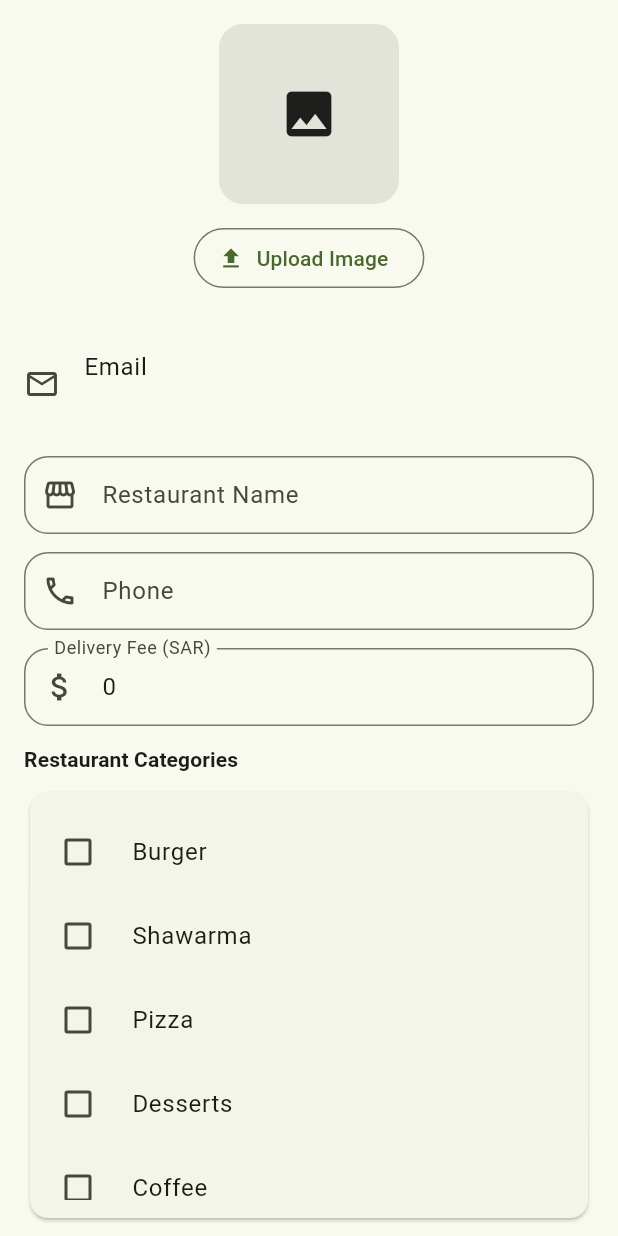
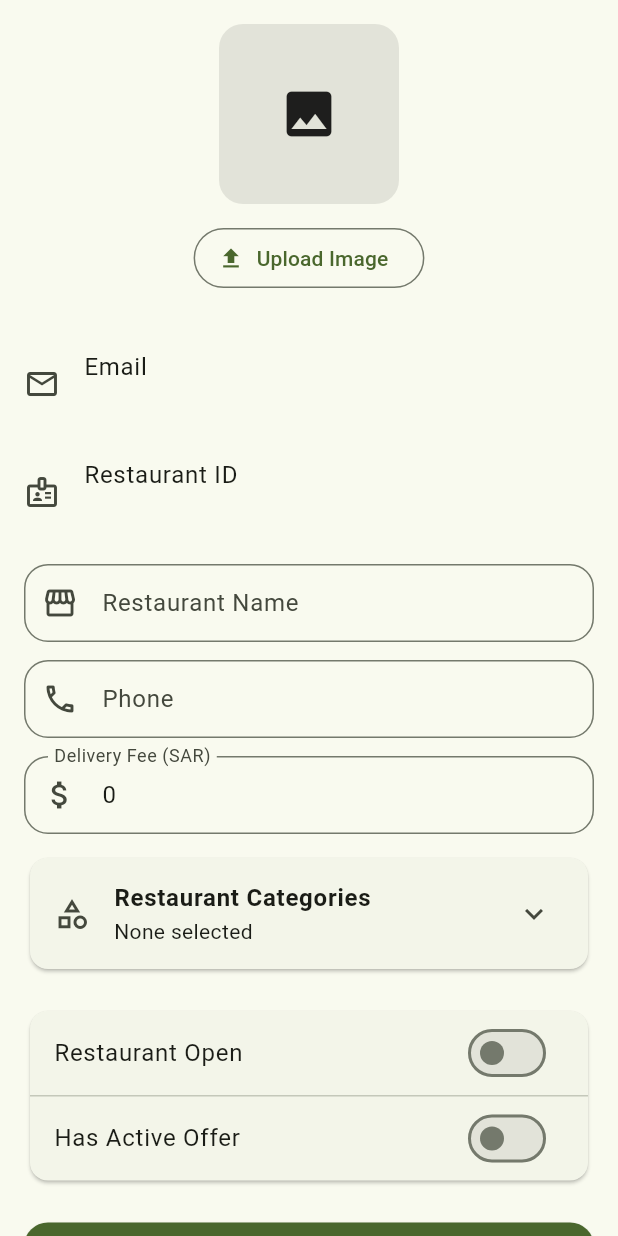
Before and after one commit to mths0/GroupBite, a Flutter app: the RestaurantProfile screen opened directly with empty values, on a phone screen of 412 x 824 dp. Run offline on Flutter 3.47's test engine with Material 3 defaults, Android fonts, the light colour scheme and no system bars; our stand-ins replace app_links, cloud_firestore, firebase_auth, firebase_core, firebase_messaging, firebase_storage and 9 more; missing offline and left inert: mobile_scanner; accounts and stored records are empty.

Commit message:
chaing some thing in restruns
moved the id to the profile only
added deleteing categorys and not allowing zero (the restaurant must
have one category)
fix some ui things

```diff
--- a/lib/pages/restaurant/restaurant_profile.dart
+++ b/lib/pages/restaurant/restaurant_profile.dart
@@ -335,6 +335,12 @@
             title: const Text('Email'),
             subtitle: Text(widget.restaurant.email),
           ),
+          ListTile(
+            contentPadding: EdgeInsets.zero,
+            leading: const Icon(Icons.badge_outlined),
+            title: const Text('Restaurant ID'),
+            subtitle: Text(widget.restaurant.id),
+          ),
           const SizedBox(height: 12),
           _ProfileTextField(
             controller: _nameController,
@@ -359,21 +365,22 @@
           ),
           const SizedBox(height: 12),
 
-          Text(
+          Card(
+            clipBehavior: Clip.antiAlias,
+            child: ExpansionTile(
+              leading: const Icon(Icons.category_outlined),
+              title: const Text(
                 'Restaurant Categories',
-            style: Theme.of(context).textTheme.titleSmall?.copyWith(
-              fontWeight: FontWeight.w700,
+                style: TextStyle(fontWeight: FontWeight.w700),
               ),
+              subtitle: Text(
+                _selectedTags.isEmpty
+                    ? 'None selected'
+                    : _selectedTags.map((t) => t.label).join(', '),
+                maxLines: 1,
+                overflow: TextOverflow.ellipsis,
               ),
-          const SizedBox(height: 8),
-
-          Card(
-            child: Padding(
-              padding: const EdgeInsets.all(12),
-              child: SizedBox(
-                height: 260,
-                child: SingleChildScrollView(
-                  child: Column(
+              childrenPadding: const EdgeInsets.symmetric(horizontal: 12),
               children: RestaurantTag.values.map((tag) {
                 final isSelected = _selectedTags.contains(tag);
 
@@ -393,9 +400,6 @@
                   },
                 );
               }).toList(),
-                  ),
-                ),
-              ),
             ),
           ),
           const SizedBox(height: 20),
```
Also changed, not shown: lib/pages/restaurant/menu_management_screen.dart (+62 -37 lines), lib/pages/restaurant/restaurant_dashboard.dart (+8 -17 lines). Lines whose indentation alone changed are shown as unchanged.
